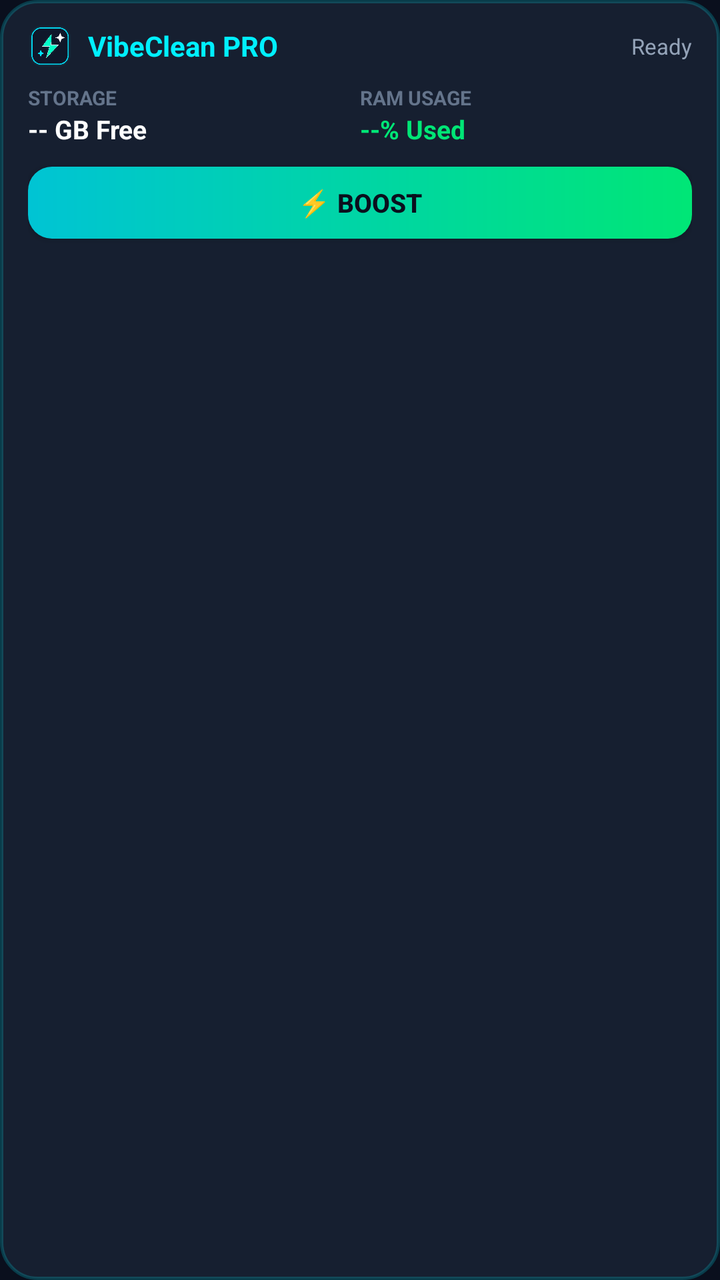
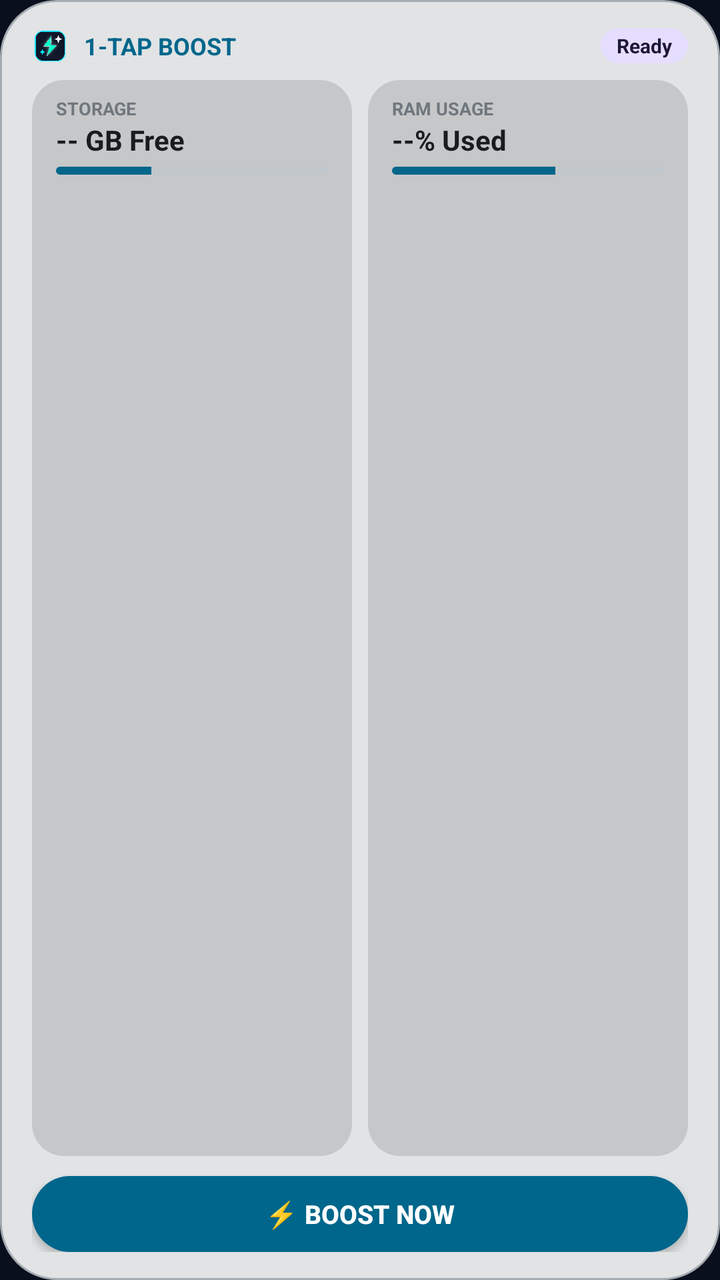

The first picture is an Android layout as it rendered before a commit; the second is the same layout after the commit. The layout source and the unified diff follow.
<!-- AndroidManifest.xml: application theme AppTheme -->
<!-- res/layout/widget_onetap_cleaner.xml -->
<?xml version="1.0" encoding="utf-8"?>
<LinearLayout xmlns:android="http://schemas.android.com/apk/res/android"
    android:id="@+id/widget_container"
    android:layout_width="match_parent"
    android:layout_height="match_parent"
    android:background="@drawable/widget_background"
    android:orientation="vertical">

    
    <LinearLayout
        android:layout_width="match_parent"
        android:layout_height="wrap_content"
        android:orientation="horizontal"
        android:gravity="center_vertical"
        android:layout_marginBottom="8dp">

        <ImageView
            android:layout_width="22dp"
            android:layout_height="22dp"
            android:src="@drawable/ic_launcher"
            android:contentDescription="@string/app_name" />

        <TextView
            android:layout_width="0dp"
            android:layout_height="wrap_content"
            android:layout_weight="1"
            android:layout_marginStart="8dp"
            android:text="@string/app_name"
            android:textColor="#00F0FF"
            android:textStyle="bold"
            android:textSize="14sp" />

        <TextView
            android:id="@+id/widget_status"
            android:layout_width="wrap_content"
            android:layout_height="wrap_content"
            android:text="Ready"
            android:textColor="#94A3B8"
            android:textSize="11sp" />
    </LinearLayout>

    
    <LinearLayout
        android:layout_width="match_parent"
        android:layout_height="wrap_content"
        android:orientation="horizontal"
        android:layout_marginBottom="10dp">

        <LinearLayout
            android:layout_width="0dp"
            android:layout_height="wrap_content"
            android:layout_weight="1"
            android:orientation="vertical">

            <TextView
                android:layout_width="wrap_content"
                android:layout_height="wrap_content"
                android:text="STORAGE"
                android:textColor="#64748B"
                android:textStyle="bold"
                android:textSize="10sp" />

            <TextView
                android:id="@+id/widget_storage_text"
                android:layout_width="wrap_content"
                android:layout_height="wrap_content"
                android:text="-- GB Free"
                android:textColor="#FFFFFF"
                android:textStyle="bold"
                android:textSize="13sp" />
        </LinearLayout>

        <LinearLayout
            android:layout_width="0dp"
            android:layout_height="wrap_content"
            android:layout_weight="1"
            android:orientation="vertical">

            <TextView
                android:layout_width="wrap_content"
                android:layout_height="wrap_content"
                android:text="RAM USAGE"
                android:textColor="#64748B"
                android:textStyle="bold"
                android:textSize="10sp" />

            <TextView
                android:id="@+id/widget_ram_text"
                android:layout_width="wrap_content"
                android:layout_height="wrap_content"
                android:text="--% Used"
                android:textColor="#00E676"
                android:textStyle="bold"
                android:textSize="13sp" />
        </LinearLayout>
    </LinearLayout>

    
    <Button
        android:id="@+id/btn_widget_clean"
        android:layout_width="match_parent"
        android:layout_height="36dp"
        android:background="@drawable/widget_btn_bg"
        android:text="@string/widget_clean_button"
        android:textColor="#0A0F1D"
        android:textStyle="bold"
        android:textSize="13sp" />

</LinearLayout>
<!-- resources referenced by this layout -->
<resources>
  <!-- drawable ic_launcher: png bitmap (drawable, 8319 bytes) -->
  <!-- drawable widget_background (drawable) -->
  <?xml version="1.0" encoding="utf-8"?>
  <shape xmlns:android="http://schemas.android.com/apk/res/android"
      android:shape="rectangle">
      <corners android:radius="18dp" />
      <solid android:color="#161F30" />
      <stroke
          android:width="1.5dp"
          android:color="#3300F0FF" />
      <padding
          android:left="14dp"
          android:top="12dp"
          android:right="14dp"
          android:bottom="12dp" />
  </shape>
  <!-- drawable widget_btn_bg (drawable) -->
  <?xml version="1.0" encoding="utf-8"?>
  <shape xmlns:android="http://schemas.android.com/apk/res/android"
      android:shape="rectangle">
      <corners android:radius="12dp" />
      <gradient
          android:angle="0"
          android:startColor="#00C4D4"
          android:endColor="#00E676" />
  </shape>
  <string name="app_name">VibeClean PRO</string>
  <string name="widget_clean_button">⚡ BOOST</string>
  <style name="AppTheme" parent="@android:style/Theme.DeviceDefault.NoActionBar">
          <item name="android:windowBackground">@color/primary_dark</item>
          <item name="android:statusBarColor">@color/primary_dark</item>
          <item name="android:navigationBarColor">@color/primary_dark</item>
          <item name="android:windowLightStatusBar">false</item>
      </style>
  <color name="primary_dark">#0A0F1D</color>
</resources>

<!-- the commit's change to res/layout/widget_onetap_cleaner.xml (unified diff, before → after) -->
@@ -3,7 +3,7 @@
     android:id="@+id/widget_container"
     android:layout_width="match_parent"
     android:layout_height="match_parent"
-    android:background="@drawable/widget_background"
+    android:background="@drawable/m3_widget_card_bg"
     android:orientation="vertical">
 
     
@@ -15,8 +15,8 @@
         android:layout_marginBottom="8dp">
 
         <ImageView
-            android:layout_width="22dp"
-            android:layout_height="22dp"
+            android:layout_width="18dp"
+            android:layout_height="18dp"
             android:src="@drawable/ic_launcher"
             android:contentDescription="@string/app_name" />
 
@@ -25,73 +25,102 @@
             android:layout_height="wrap_content"
             android:layout_weight="1"
             android:layout_marginStart="8dp"
-            android:text="@string/app_name"
-            android:textColor="#00F0FF"
+            android:text="1-TAP BOOST"
+            android:textColor="@color/m3_widget_primary"
             android:textStyle="bold"
-            android:textSize="14sp" />
+            android:textSize="12sp" />
 
         <TextView
             android:id="@+id/widget_status"
             android:layout_width="wrap_content"
             android:layout_height="wrap_content"
+            android:background="@drawable/m3_status_pill"
             android:text="Ready"
-            android:textColor="#94A3B8"
-            android:textSize="11sp" />
+            android:textColor="@color/m3_widget_on_tertiary_container"
+            android:textStyle="bold"
+            android:textSize="10sp" />
     </LinearLayout>
 
     
     <LinearLayout
         android:layout_width="match_parent"
-        android:layout_height="wrap_content"
+        android:layout_height="0dp"
+        android:layout_weight="1"
         android:orientation="horizontal"
         android:layout_marginBottom="10dp">
 
+        
         <LinearLayout
             android:layout_width="0dp"
-            android:layout_height="wrap_content"
+            android:layout_height="match_parent"
             android:layout_weight="1"
+            android:layout_marginEnd="4dp"
+            android:background="@drawable/m3_widget_tile_bg"
             android:orientation="vertical">
 
             <TextView
                 android:layout_width="wrap_content"
                 android:layout_height="wrap_content"
                 android:text="STORAGE"
-                android:textColor="#64748B"
+                android:textColor="@color/m3_widget_text_muted"
                 android:textStyle="bold"
-                android:textSize="10sp" />
+                android:textSize="9sp" />
 
             <TextView
                 android:id="@+id/widget_storage_text"
                 android:layout_width="wrap_content"
                 android:layout_height="wrap_content"
                 android:text="-- GB Free"
-                android:textColor="#FFFFFF"
+                android:textColor="@color/m3_widget_text_primary"
                 android:textStyle="bold"
-                android:textSize="13sp" />
+                android:textSize="14sp" />
+
+            <ProgressBar
+                android:id="@+id/widget_onetap_progress_storage"
+                style="?android:attr/progressBarStyleHorizontal"
+                android:layout_width="match_parent"
+                android:layout_height="4dp"
+                android:layout_marginTop="4dp"
+                android:max="100"
+                android:progress="35"
+                android:progressDrawable="@drawable/m3_progress_bar_horizontal" />
         </LinearLayout>
 
+        
         <LinearLayout
             android:layout_width="0dp"
-            android:layout_height="wrap_content"
+            android:layout_height="match_parent"
             android:layout_weight="1"
+            android:layout_marginStart="4dp"
+            android:background="@drawable/m3_widget_tile_bg"
             android:orientation="vertical">
 
             <TextView
                 android:layout_width="wrap_content"
                 android:layout_height="wrap_content"
                 android:text="RAM USAGE"
-                android:textColor="#64748B"
+                android:textColor="@color/m3_widget_text_muted"
                 android:textStyle="bold"
-                android:textSize="10sp" />
+                android:textSize="9sp" />
 
             <TextView
                 android:id="@+id/widget_ram_text"
                 android:layout_width="wrap_content"
                 android:layout_height="wrap_content"
                 android:text="--% Used"
-                android:textColor="#00E676"
+                android:textColor="@color/m3_widget_text_primary"
                 android:textStyle="bold"
-                android:textSize="13sp" />
+                android:textSize="14sp" />
+
+            <ProgressBar
+                android:id="@+id/widget_onetap_progress_ram"
+                style="?android:attr/progressBarStyleHorizontal"
+                android:layout_width="match_parent"
+                android:layout_height="4dp"
+                android:layout_marginTop="4dp"
+                android:max="100"
+                android:progress="60"
+                android:progressDrawable="@drawable/m3_progress_bar_horizontal" />
         </LinearLayout>
     </LinearLayout>
 
@@ -99,10 +128,10 @@
     <Button
         android:id="@+id/btn_widget_clean"
         android:layout_width="match_parent"
-        android:layout_height="36dp"
-        android:background="@drawable/widget_btn_bg"
-        android:text="@string/widget_clean_button"
-        android:textColor="#0A0F1D"
+        android:layout_height="38dp"
+        android:background="@drawable/m3_btn_primary"
+        android:text="⚡ BOOST NOW"
+        android:textColor="@color/m3_widget_on_primary"
         android:textStyle="bold"
         android:textSize="13sp" />
 
<!-- resource entries referenced after the edit -->
@@ -1,39 +1,87 @@
 <!-- resources referenced by this layout -->
 <resources>
+  <color name="m3_widget_on_primary">#001F28</color>
+  <color name="m3_widget_on_tertiary_container">#D8E7CC</color>
+  <color name="m3_widget_primary">#00E5FF</color>
+  <color name="m3_widget_text_muted">#64748B</color>
+  <color name="m3_widget_text_primary">#E2E8F0</color>
   <!-- drawable ic_launcher: png bitmap (drawable, 8319 bytes) -->
-  <!-- drawable widget_background (drawable) -->
+  <!-- drawable m3_btn_primary (drawable) -->
   <?xml version="1.0" encoding="utf-8"?>
   <shape xmlns:android="http://schemas.android.com/apk/res/android"
       android:shape="rectangle">
-      <corners android:radius="18dp" />
-      <solid android:color="#161F30" />
-      <stroke
-          android:width="1.5dp"
-          android:color="#3300F0FF" />
-      <padding
-          android:left="14dp"
-          android:top="12dp"
-          android:right="14dp"
-          android:bottom="12dp" />
+      <corners android:radius="999dp" />
+      <solid android:color="@color/m3_widget_primary" />
   </shape>
-  <!-- drawable widget_btn_bg (drawable) -->
+  <!-- drawable m3_progress_bar_horizontal (drawable) -->
+  <?xml version="1.0" encoding="utf-8"?>
+  <layer-list xmlns:android="http://schemas.android.com/apk/res/android">
+      <item android:id="@android:id/background">
+          <shape>
+              <corners android:radius="999dp" />
+              <solid android:color="@color/m3_widget_progress_track" />
+          </shape>
+      </item>
+      <item android:id="@android:id/progress">
+          <clip>
+              <shape>
+                  <corners android:radius="999dp" />
+                  <solid android:color="@color/m3_widget_primary" />
+              </shape>
+          </clip>
+      </item>
+  </layer-list>
+  <!-- drawable m3_status_pill (drawable) -->
   <?xml version="1.0" encoding="utf-8"?>
   <shape xmlns:android="http://schemas.android.com/apk/res/android"
       android:shape="rectangle">
-      <corners android:radius="12dp" />
-      <gradient
-          android:angle="0"
-          android:startColor="#00C4D4"
-          android:endColor="#00E676" />
+      <corners android:radius="999dp" />
+      <solid android:color="@color/m3_widget_tertiary_container" />
+      <padding
+          android:left="8dp"
+          android:top="2dp"
+          android:right="8dp"
+          android:bottom="2dp" />
+  </shape>
+  <!-- drawable m3_widget_card_bg (drawable) -->
+  <?xml version="1.0" encoding="utf-8"?>
+  <shape xmlns:android="http://schemas.android.com/apk/res/android"
+      android:shape="rectangle">
+      <corners android:radius="28dp" />
+      <solid android:color="@color/m3_widget_surface" />
+      <stroke
+          android:width="1dp"
+          android:color="@color/m3_widget_outline" />
+      <padding
+          android:left="16dp"
+          android:top="14dp"
+          android:right="16dp"
+          android:bottom="14dp" />
+  </shape>
+  <!-- drawable m3_widget_tile_bg (drawable) -->
+  <?xml version="1.0" encoding="utf-8"?>
+  <shape xmlns:android="http://schemas.android.com/apk/res/android"
+      android:shape="rectangle">
+      <corners android:radius="16dp" />
+      <solid android:color="@color/m3_widget_surface_container" />
+      <padding
+          android:left="12dp"
+          android:top="8dp"
+          android:right="12dp"
+          android:bottom="8dp" />
   </shape>
   <string name="app_name">VibeClean PRO</string>
-  <string name="widget_clean_button">⚡ BOOST</string>
   <style name="AppTheme" parent="@android:style/Theme.DeviceDefault.NoActionBar">
           <item name="android:windowBackground">@color/primary_dark</item>
           <item name="android:statusBarColor">@color/primary_dark</item>
           <item name="android:navigationBarColor">@color/primary_dark</item>
           <item name="android:windowLightStatusBar">false</item>
       </style>
+  <color name="m3_widget_progress_track">#2E333D</color>
+  <color name="m3_widget_tertiary_container">#3D4A36</color>
+  <color name="m3_widget_surface">#212429</color>
+  <color name="m3_widget_outline">#444C5A</color>
+  <color name="m3_widget_surface_container">#2B2F38</color>
   <color name="primary_dark">#0A0F1D</color>
 </resources>
 
